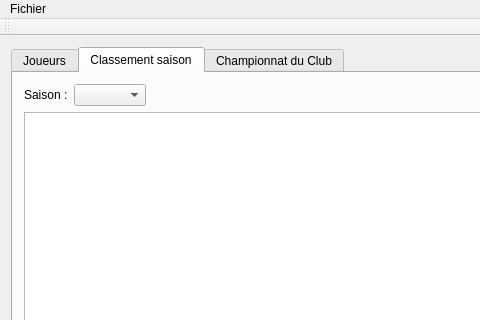
arabine/tanca, file MainWindow.ui: the form before one commit; both pictures show x 0 to 480 and y 0 to 320 of the 1045 by 744 pixel window.
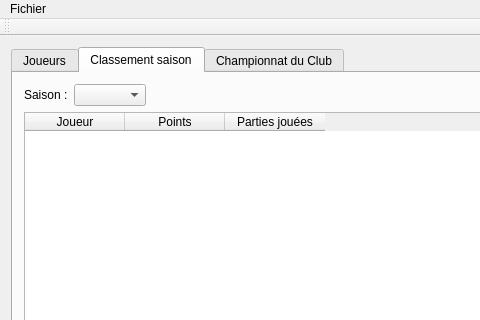
The form after the commit. The open tabs and pages were chosen to show the change.

Patch:
```diff
--- a/MainWindow.ui
+++ b/MainWindow.ui
@@ -107,7 +107,23 @@
          </layout>
         </item>
         <item row="1" column="0">
-         <widget class="QTableWidget" name="tableContest"/>
+         <widget class="QTableWidget" name="tableContest">
+          <column>
+           <property name="text">
+            <string>Joueur</string>
+           </property>
+          </column>
+          <column>
+           <property name="text">
+            <string>Points</string>
+           </property>
+          </column>
+          <column>
+           <property name="text">
+            <string>Parties jouées</string>
+           </property>
+          </column>
+         </widget>
         </item>
        </layout>
       </widget>
```
Left out of the diff: 12 changed lines with no effect on the pictures.
